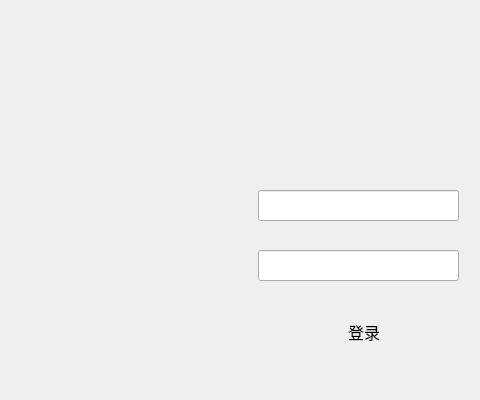
Jubar007/IMsoftware, file logindialog.ui: the form before one commit; both pictures show x 222 to 702 and y 0 to 400 of the 702 by 400 pixel window.
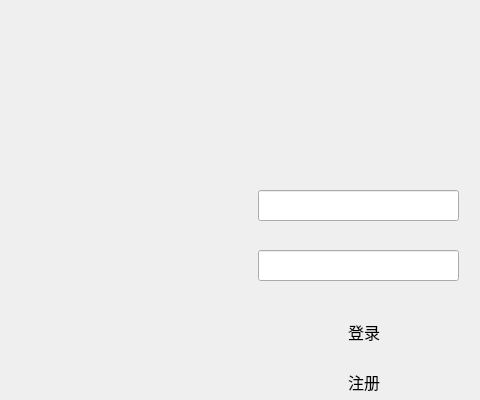
The form after the commit.

Diff of the .ui file:
```diff
--- a/logindialog.ui
+++ b/logindialog.ui
@@ -91,6 +91,30 @@
     <set>Qt::AlignCenter</set>
    </property>
   </widget>
+  <widget class="QPushButton" name="registerPushButton">
+   <property name="geometry">
+    <rect>
+     <x>480</x>
+     <y>360</y>
+     <width>212</width>
+     <height>43</height>
+    </rect>
+   </property>
+   <property name="font">
+    <font>
+     <family>微软雅黑</family>
+     <pointsize>12</pointsize>
+     <weight>50</weight>
+     <bold>false</bold>
+    </font>
+   </property>
+   <property name="text">
+    <string>注册</string>
+   </property>
+   <property name="flat">
+    <bool>true</bool>
+   </property>
+  </widget>
  </widget>
  <resources/>
  <connections/>
```
